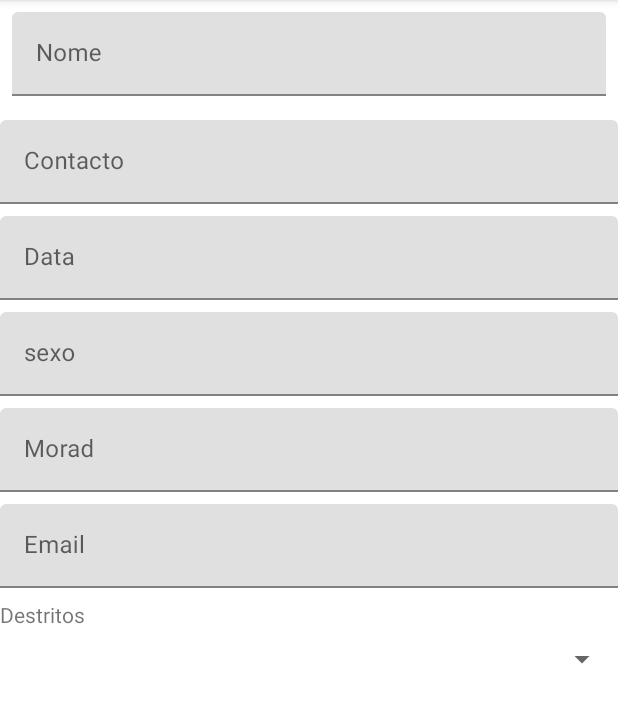
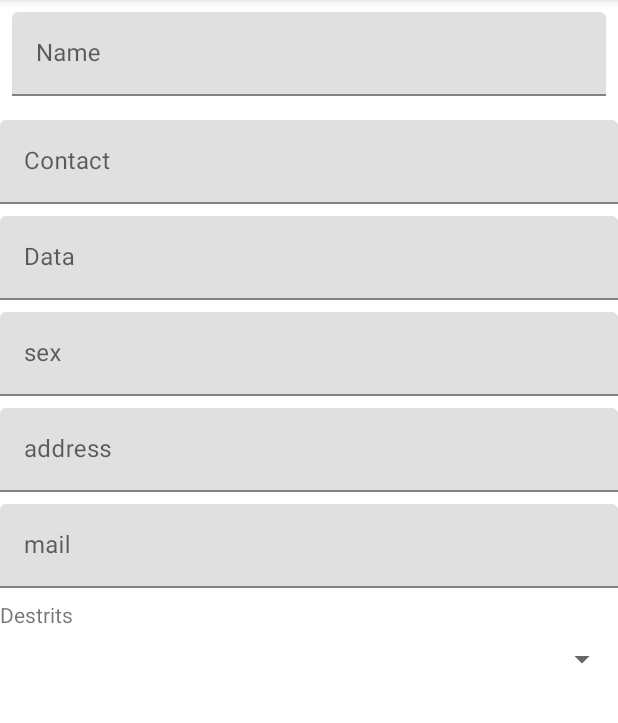
Before and after one commit to Adriano1995-meni/AppBdCovid, an Android app: the NovoEnfermeiroFragment screen opened through its navigation route, on a phone screen of 412 x 824 dp, the part 84-807 px from its top. Run offline under Robolectric (Android 15) with nearby library versions, the phone set to English and light mode, and no system bars.

Commit message:
Acrescentada idioma ingles para mostrar informacoes no interface

```diff
--- a/app/src/main/res/values/strings.xml
+++ b/app/src/main/res/values/strings.xml
@@ -1,48 +1,48 @@
 <resources>
     <string name="app_name">App para registar enfermeiros</string>
-    <string name="action_settings">Settings</string>
     <!-- Strings used for fragments for navigation -->
-    <string name="Lista_Enfermeiros_fragment_label">Enfermeiros</string>
-    <string name="Novo_Enfermeiros_fragment_label">Novo Enfermeiros</string>
-    <string name="edita_enfermeiro_fragment_label">Editar Enfermeiros</string>
-    <string name="elimina_enferneiro_fragment_label">Eliminar Enfermeiros?</string>
+    <string name="Novo_Enfermeiros_fragment_label">New Nurse</string>
+    <string name="edita_enfermeiro_fragment_label">Edit Nuse</string>
 
 
-    <string name="alterar_enfermeiro" />
-    <string name="eliminar_enfermeiros" />
-    <string name="novo_enfermeiro" />
-    <string name="action_novo_enfermeiro">Novo Enfermeiro</string>
-    <string name="action_alterar_enfermeiro">Alterar Enfermeiro</string>
-    <string name="action_eliminar_enfermeiro">Eliminar Enfermeiro</string>
-    <string name="editTextInputNome">Nome</string>
-    <string name="nome">Nome</string>
-    <string name="contacto">Contacto</string>
+    <string name="alterar_enfermeiro" translatable="false" />
+    <string name="eliminar_enfermeiros" translatable="false" />
+    <string name="novo_enfermeiro" translatable="false" />
+    <string name="action_eliminar_enfermeiro">"Delete Nurse "</string>
+    <string name="nome">Name</string>
+    <string name="contacto">Contact</string>
     <string name="data">Data</string>
-    <string name="sexo">sexo</string>
-    <string name="morad">Morad</string>
-    <string name="email">Email</string>
-    <string name="destritos">Destritos</string>
-    <string name="guardar">guardar</string>
-    <string name="cancelar">cancelar</string>
-    <string name="eliminar_enfermeiro">eliminar_enfermeiro</string>
-    <string name="versao">Enfermeiro v. 1.0</string>
+    <string name="sexo">sex</string>
+    <string name="guardar">save</string>
+    <string name="versao" translatable="false">Enfermeiro v. 1.0</string>
 
-    <string name="preencha_Nome">Preencha o Nome</string>
-    <string name="preencha_Morada">Preencha o Morada</string>
-    <string name="preencha_sexo">Preencha o sexo</string>
-    <string name="preencha_Data">Preencha o Data</string>
-    <string name="preencha_Contacto">Preencha o Contacto</string>
-    <string name="preencha_Mail">Preencha o Mail</string>
+    <string name="preencha_Morada">fill in the address</string>
 
-    <string name="erro_inserir_enfermeiro">Erro ao inserir enfermeiro</string>
-    <string name="erro_eliminar_enfermeiro">Erro ao inserir enfermeiro</string>
-    <string name="hello_blank_fragment">Hello blank fragment</string>
-    <string name="erro_alterar_enfermeiro">Erro ao alterar enfermeiro</string>
-    <string name="enfermeiro_guardado_sucesso">enfermeiro guardado com sucesso</string>
-    <string name="nomes">Nome</string>
-    <string name="contactos">Contacto</string>
-    <string name="morada">Morada</string>
-    <string name="Email">Email</string>
-    <string name="Sexo">Sexo</string>
-    <string name="novoenfermeiro">Novo Enfermeiro</string>
+    <string name="erro_inserir_enfermeiro">Error entering nurse</string>
+    <string name="hello_blank_fragment" translatable="false">Hello blank fragment</string>
+    <string name="erro_alterar_enfermeiro">Erro edit nurse</string>
+    <string name="nomes">Name</string>
+    <string name="Sexo">Sex</string>
+    <string name="novoenfermeiro">New Nurse</string>
+    <string name="action_settings">Settings</string>
+    <string name="Lista_Enfermeiros_fragment_label">Nurse</string>
+    <string name="elimina_enferneiro_fragment_label">Delete Nurse</string>
+    <string name="action_novo_enfermeiro">"New Nurse "</string>
+    <string name="action_alterar_enfermeiro">"edit Nurse "</string>
+    <string name="editTextInputNome">Name</string>
+    <string name="morad">address</string>
+    <string name="email">mail</string>
+    <string name="destritos">Destrits</string>
+    <string name="cancelar">cancel</string>
+    <string name="eliminar_enfermeiro">Delete Nurse</string>
+    <string name="preencha_Nome">fill in the name</string>
+    <string name="preencha_sexo">fill in the sexo</string>
+    <string name="preencha_Data">fill in the date</string>
+    <string name="preencha_Contacto">fill in the Contact</string>
+    <string name="preencha_Mail">fill in the Email</string>
+    <string name="erro_eliminar_enfermeiro">Error delet nurse</string>
+    <string name="enfermeiro_guardado_sucesso">Nurse save sucefull</string>
+    <string name="contactos">Contact</string>
+    <string name="morada">address</string>
+    <string name="Email">mail</string>
 </resources>
```
